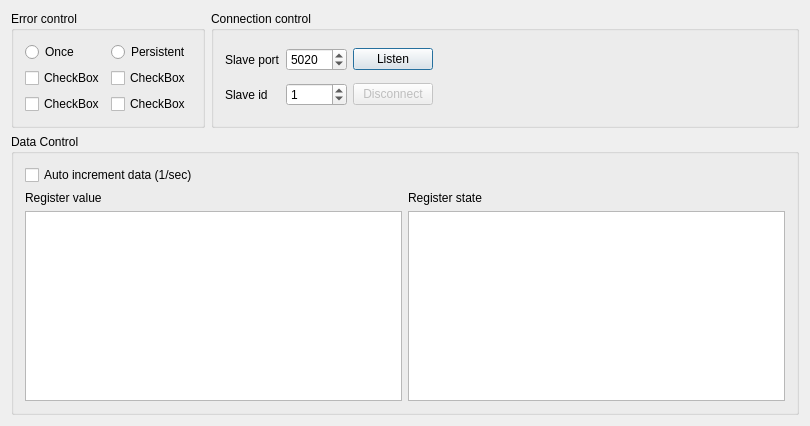
Old version of the form src/mainwindow.ui in the repository jgeudens/ModbusTestSlave.
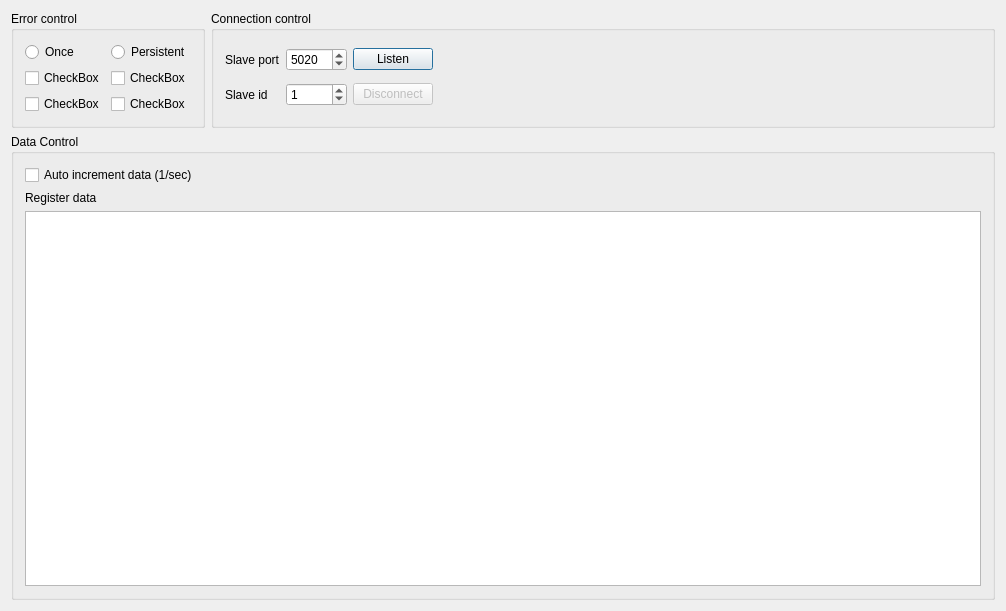
New version of the form.

Commit message: Rework GUI and register data model;

Diff of the .ui file:
```diff
--- a/src/mainwindow.ui
+++ b/src/mainwindow.ui
@@ -6,8 +6,8 @@
    <rect>
     <x>0</x>
     <y>0</y>
-    <width>810</width>
-    <height>426</height>
+    <width>1006</width>
+    <height>611</height>
    </rect>
   </property>
   <property name="windowTitle">
@@ -178,22 +178,12 @@
          <item row="1" column="0">
           <widget class="QLabel" name="label_3">
            <property name="text">
-            <string>Register value</string>
-           </property>
-          </widget>
-         </item>
-         <item row="1" column="1">
-          <widget class="QLabel" name="label_4">
-           <property name="text">
-            <string>Register state</string>
+            <string>Register data</string>
            </property>
           </widget>
          </item>
          <item row="2" column="0">
-          <widget class="QTableView" name="tableViewValue"/>
-         </item>
-         <item row="2" column="1">
-          <widget class="QTableView" name="tableViewState"/>
+          <widget class="QTableView" name="tblRegData"/>
          </item>
         </layout>
        </item>
```
The commit also changes 6 other files.
